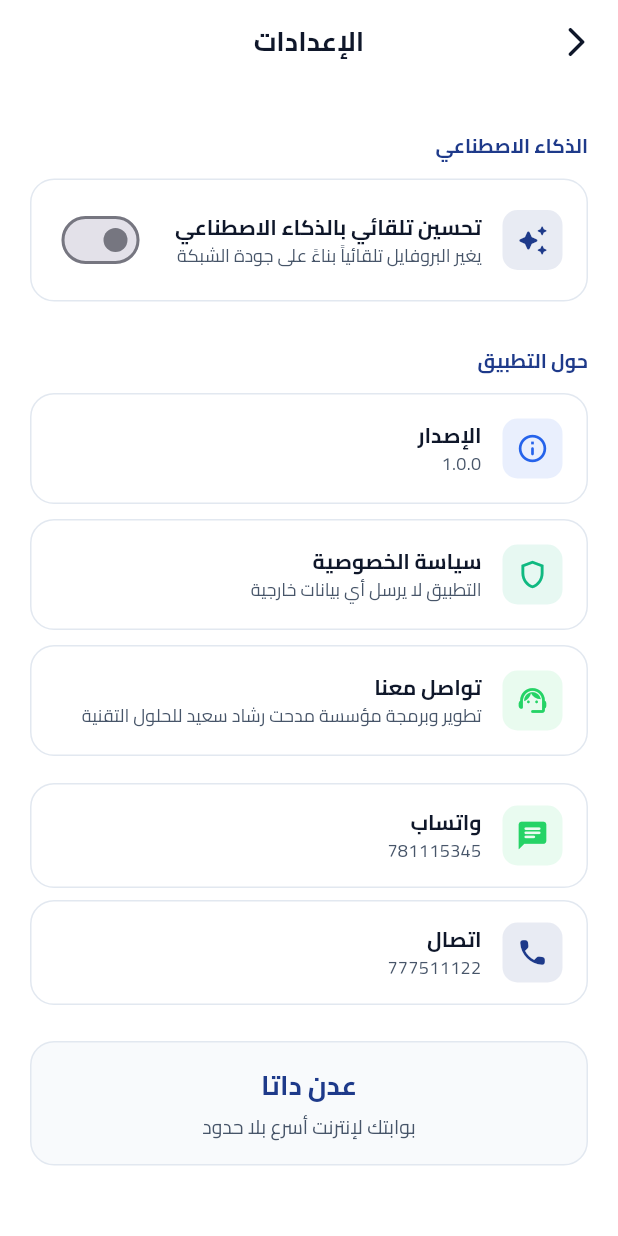
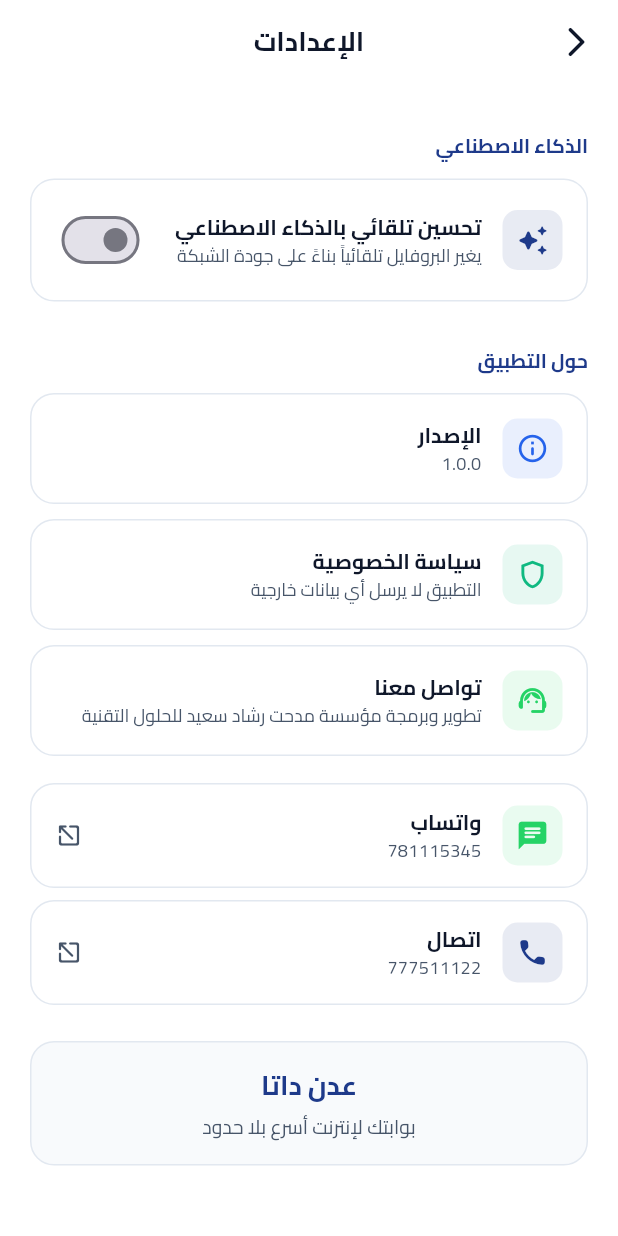
Before and after one commit to benalmalla2015-cell/Aden-Data, a Flutter app: the SettingsScreen screen opened by its route, on a phone screen of 412 x 824 dp. Run offline on Flutter 3.47's test engine with Material 3 defaults, Android fonts, the phone set to English and light mode, and no system bars; our stand-ins replace flutter_riverpod, go_router, shared_preferences; accounts and stored records are empty.

Commit message:
feat(v2.3): app icon + clickable contacts + UI polish
- Generate mipmap icons (48/72/96/144/192) from logo.jpg using .NET Drawing
- Replace default Flutter icon on launcher screen
- AppBar: increase logo size 36->44, fix scrolled-under tint (surfaceTintColor transparent + scrolledUnderElevation 0)
- AdenLogo: remove fixed width, let image aspect ratio determine size naturally
- Settings: WhatsApp 781115345 opens wa.me link via url_launcher
- Settings: Phone 777511122 opens tel: dialer via url_launcher
- Add url_launcher ^6.3.2 dependency

```diff
--- a/lib/features/home/home_screen.dart
+++ b/lib/features/home/home_screen.dart
@@ -20,11 +20,13 @@ class HomeScreen extends ConsumerWidget {
       backgroundColor: AdenColors.bg,
       appBar: AppBar(
         backgroundColor: AdenColors.bg,
+        surfaceTintColor: Colors.transparent,
+        scrolledUnderElevation: 0,
         elevation: 0,
         title: Row(
           mainAxisSize: MainAxisSize.min,
           children: [
-            const AdenLogo(size: 36),
+            const AdenLogo(size: 44),
           ],
         ),
         actions: [
--- a/lib/features/settings/settings_screen.dart
+++ b/lib/features/settings/settings_screen.dart
@@ -2,6 +2,7 @@ import 'package:flutter/material.dart';
 import 'package:flutter_riverpod/flutter_riverpod.dart';
 import 'package:go_router/go_router.dart';
 import 'package:shared_preferences/shared_preferences.dart';
+import 'package:url_launcher/url_launcher.dart';
 
 import '../../app/theme.dart';
 import '../../main.dart';
@@ -76,7 +77,14 @@ class SettingsScreen extends ConsumerWidget {
             subtitle: 'تطوير وبرمجة مؤسسة مدحت رشاد سعيد للحلول التقنية',
           ),
           const SizedBox(height: 8),
-          Container(
+          GestureDetector(
+            onTap: () async {
+              final uri = Uri.parse('https://wa.me/967781115345');
+              if (await canLaunchUrl(uri)) {
+                await launchUrl(uri, mode: LaunchMode.externalApplication);
+              }
+            },
+            child: Container(
               padding: const EdgeInsets.symmetric(horizontal: 16, vertical: 14),
               decoration: BoxDecoration(
                 color: AdenColors.bg,
@@ -120,11 +128,21 @@ class SettingsScreen extends ConsumerWidget {
                       ],
                     ),
                   ),
+                  const Icon(Icons.open_in_new_rounded,
+                      color: AdenColors.textMid, size: 18),
                 ],
               ),
             ),
+          ),
           const SizedBox(height: 8),
-          Container(
+          GestureDetector(
+            onTap: () async {
+              final uri = Uri.parse('tel:+967777511122');
+              if (await canLaunchUrl(uri)) {
+                await launchUrl(uri);
+              }
+            },
+            child: Container(
               padding: const EdgeInsets.symmetric(horizontal: 16, vertical: 14),
               decoration: BoxDecoration(
                 color: AdenColors.bg,
@@ -168,7 +186,10 @@ class SettingsScreen extends ConsumerWidget {
                       ],
                     ),
                   ),
+                  const Icon(Icons.open_in_new_rounded,
+                      color: AdenColors.textMid, size: 18),
                 ],
+              ),
             ),
           ),
           const SizedBox(height: 24),
--- a/lib/shared/widgets/aden_logo.dart
+++ b/lib/shared/widgets/aden_logo.dart
@@ -10,8 +10,7 @@ class AdenLogo extends StatelessWidget {
   Widget build(BuildContext context) {
     return Image.asset(
       'assets/images/logo.jpg',
-      height: size,
-      width: size * 2.5,
+      height: size * 1.1,
       fit: BoxFit.contain,
       errorBuilder: (context, error, stackTrace) => CustomPaint(
         size: Size(size, size),
--- a/pubspec.yaml
+++ b/pubspec.yaml
@@ -32,6 +32,9 @@ dependencies:
   # Icons
   cupertino_icons: ^1.0.8
 
+  # URL launching (WhatsApp + phone)
+  url_launcher: ^6.2.5
+
 dev_dependencies:
   flutter_test:
     sdk: flutter
```
Also changed, not shown: logo/logo.jpg, pubspec.lock. Lines whose indentation alone changed are shown as unchanged.
